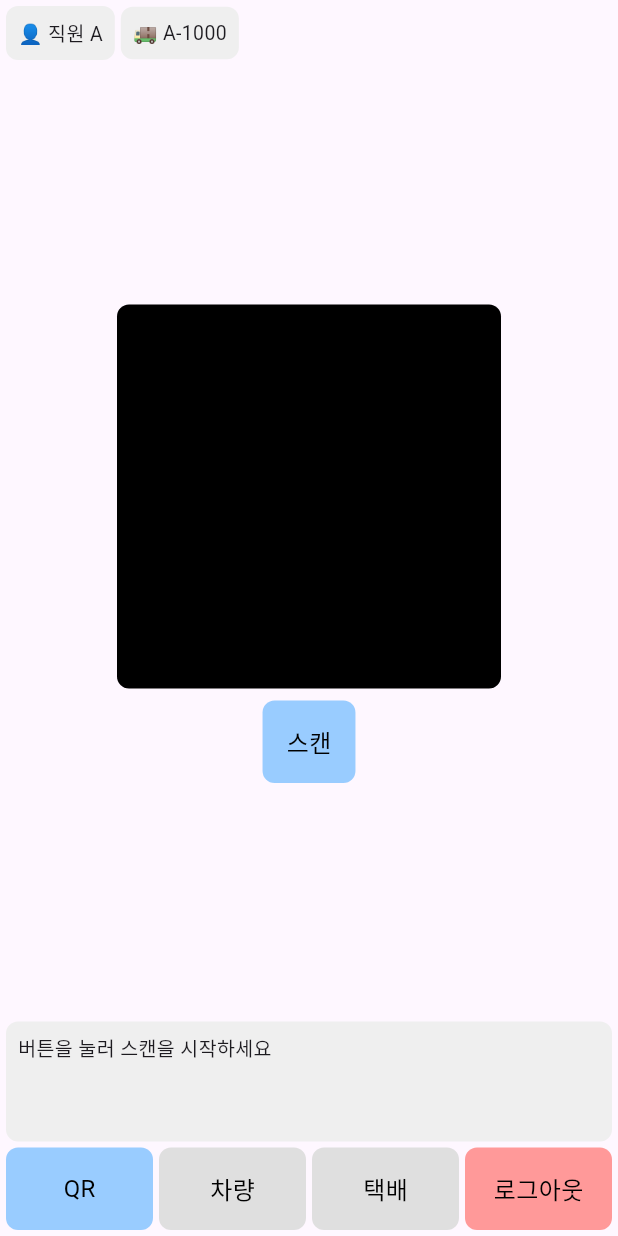
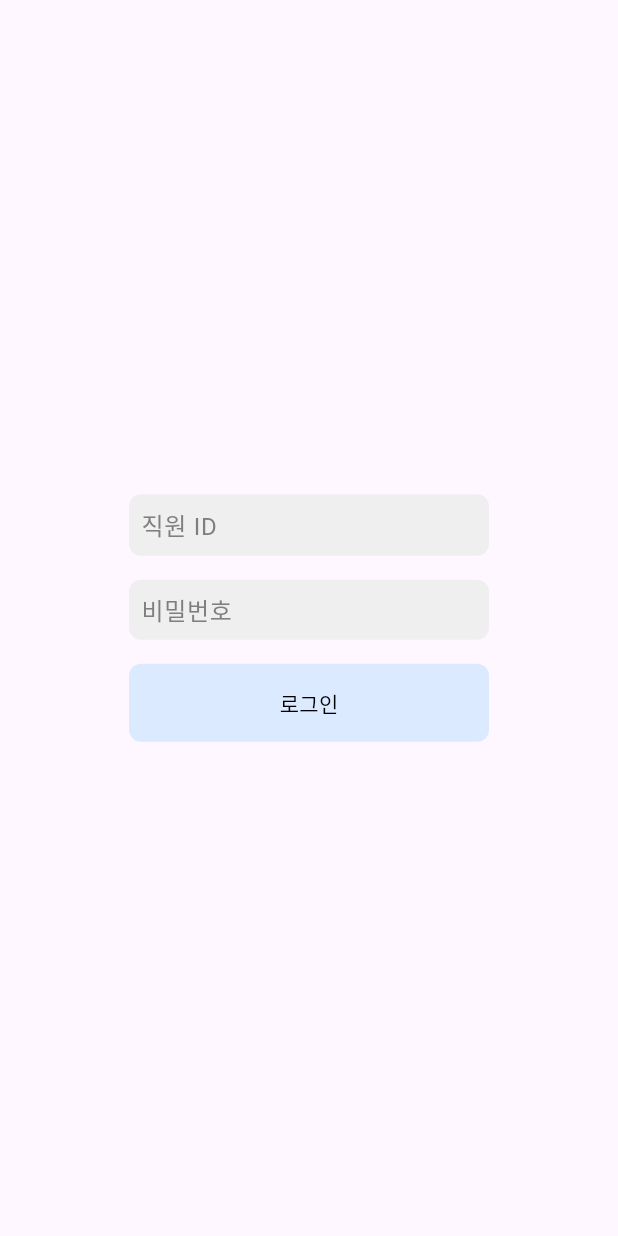
Before and after one commit to baboyiban/flutter_app, a Flutter app: the screen it shows after launch, on a phone screen of 412 x 824 dp. Run offline on Flutter 3.47's test engine with Material 3 defaults, Android fonts, the phone set to English and light mode, and no system bars; our stand-ins replace flutter_dotenv, shared_preferences; missing offline and left inert: qr_code_scanner.

Commit message:
feature: login 기능

```diff
--- a/lib/constants/app_colors.dart
+++ b/lib/constants/app_colors.dart
@@ -10,4 +10,6 @@ class AppColors {
   static const Color green = Color(0xFFBFFFBF);
   static const Color black = Color(0xFF000000);
   static const Color shadow = Color(0x80000000);
+  static const Color darkGray = Color(0xFF7F7F7F);
+  static const Color darkRed = Color(0xFFFF3333);
 }
--- a/lib/main.dart
+++ b/lib/main.dart
@@ -1,20 +1,70 @@
 import 'package:flutter/material.dart';
+import 'package:flutter_dotenv/flutter_dotenv.dart';
+import 'package:shared_preferences/shared_preferences.dart';
 import 'screens/main_screen.dart';
+import 'screens/login_page.dart';
 
-void main() => runApp(const MyApp());
+Future<void> main() async {
+  WidgetsFlutterBinding.ensureInitialized();
+  await dotenv.load();
+  runApp(const MyApp());
+}
 
-class MyApp extends StatelessWidget {
+class MyApp extends StatefulWidget {
   const MyApp({super.key});
 
   @override
+  State<MyApp> createState() => _MyAppState();
+}
+
+class _MyAppState extends State<MyApp> {
+  bool _loggedIn = false;
+  bool _loading = true;
+
+  @override
+  void initState() {
+    super.initState();
+    _checkLogin();
+  }
+
+  Future<void> _checkLogin() async {
+    final prefs = await SharedPreferences.getInstance();
+    setState(() {
+      _loggedIn = prefs.getString('jwt_token') != null;
+      _loading = false;
+    });
+  }
+
+  void _onLoginSuccess() {
+    setState(() {
+      _loggedIn = true;
+    });
+  }
+
+  void _onLogout() async {
+    final prefs = await SharedPreferences.getInstance();
+    await prefs.remove('jwt_token');
+    setState(() {
+      _loggedIn = false;
+    });
+  }
+
+  @override
   Widget build(BuildContext context) {
+    if (_loading) {
+      return const MaterialApp(
+        home: Scaffold(body: Center(child: CircularProgressIndicator())),
+      );
+    }
     return MaterialApp(
       title: 'Multi Screen App',
       theme: ThemeData(
         primarySwatch: Colors.blue,
         visualDensity: VisualDensity.adaptivePlatformDensity,
       ),
-      home: const MainScreen(),
+      home: _loggedIn
+          ? MainScreen(onLogout: _onLogout)
+          : LoginPage(onLoginSuccess: _onLoginSuccess),
     );
   }
 }
--- /dev/null
+++ b/lib/screens/login_page.dart
@@ -0,0 +1,151 @@
+import 'package:flutter/material.dart';
+import 'package:flutter_app/constants/app_colors.dart';
+import 'package:http/http.dart' as http;
+import 'dart:convert';
+import 'package:shared_preferences/shared_preferences.dart';
+import 'package:flutter_dotenv/flutter_dotenv.dart';
+
+class LoginPage extends StatefulWidget {
+  final VoidCallback onLoginSuccess;
+  const LoginPage({super.key, required this.onLoginSuccess});
+
+  @override
+  State<LoginPage> createState() => _LoginPageState();
+}
+
+class _LoginPageState extends State<LoginPage> {
+  final _idController = TextEditingController();
+  final _pwController = TextEditingController();
+  bool _loading = false;
+  String? _error;
+
+  Future<void> _login() async {
+    setState(() {
+      _loading = true;
+      _error = null;
+    });
+
+    final apiUrl = dotenv.env['API_URL'];
+    final url = Uri.parse('$apiUrl/api/auth/login');
+    try {
+      final response = await http.post(
+        url,
+        headers: {'Content-Type': 'application/json'},
+        body: jsonEncode({
+          'employee_id': int.tryParse(_idController.text.trim()),
+          'password': _pwController.text.trim(),
+        }),
+      );
+      if (response.statusCode == 200) {
+        final data = jsonDecode(response.body);
+        final prefs = await SharedPreferences.getInstance();
+        await prefs.setString('jwt_token', data['token']);
+        widget.onLoginSuccess();
+      } else {
+        final data = jsonDecode(response.body);
+        setState(() => _error = data['error'] ?? '로그인 실패');
+      }
+    } catch (e) {
+      setState(() => _error = '네트워크 오류: $e');
+    } finally {
+      setState(() => _loading = false);
+    }
+  }
+
+  @override
+  Widget build(BuildContext context) {
+    const double fieldWidth = 240;
+    const double borderRadius = 8;
+    const double gap = 16;
+
+    return Scaffold(
+      body: Center(
+        child: Column(
+          mainAxisSize: MainAxisSize.min,
+          children: [
+            // 직원 ID 입력
+            Container(
+              width: fieldWidth,
+              margin: const EdgeInsets.only(bottom: gap),
+              decoration: BoxDecoration(
+                color: AppColors.gray,
+                borderRadius: BorderRadius.circular(borderRadius),
+              ),
+              padding: const EdgeInsets.all(8),
+              alignment: Alignment.centerLeft,
+              child: TextField(
+                controller: _idController,
+                keyboardType: TextInputType.number,
+                style: const TextStyle(color: AppColors.black), // text-gray-400
+                decoration: const InputDecoration(
+                  border: InputBorder.none,
+                  hintText: '직원 ID',
+                  hintStyle: TextStyle(color: AppColors.darkGray),
+                  isDense: true,
+                  contentPadding: EdgeInsets.zero,
+                ),
+              ),
+            ),
+            // 비밀번호 입력
+            Container(
+              width: fieldWidth,
+              margin: const EdgeInsets.only(bottom: gap),
+              decoration: BoxDecoration(
+                color: AppColors.gray, // bg-gray-100
+                borderRadius: BorderRadius.circular(borderRadius),
+              ),
+              padding: const EdgeInsets.all(8),
+              alignment: Alignment.centerLeft,
+              child: TextField(
+                controller: _pwController,
+                obscureText: true,
+                style: const TextStyle(color: AppColors.black),
+                decoration: const InputDecoration(
+                  border: InputBorder.none,
+                  hintText: '비밀번호',
+                  hintStyle: TextStyle(color: AppColors.darkGray),
+                  isDense: true,
+                  contentPadding: EdgeInsets.zero,
+                ),
+              ),
+            ),
+            if (_error != null)
+              Padding(
+                padding: const EdgeInsets.only(bottom: gap),
+                child: Text(_error!, style: const TextStyle(color: Colors.red)),
+              ),
+            // 로그인 버튼
+            Container(
+              width: fieldWidth,
+              decoration: BoxDecoration(
+                color: const Color(0xFFDBEAFE), // bg-blue-100
+                borderRadius: BorderRadius.circular(borderRadius),
+              ),
+              padding: const EdgeInsets.all(8),
+              alignment: Alignment.center,
+              child: GestureDetector(
+                onTap: _loading ? null : _login,
+                child: Padding(
+                  padding: const EdgeInsets.all(8),
+                  child: _loading
+                      ? const SizedBox(
+                          width: 20,
+                          height: 20,
+                          child: CircularProgressIndicator(strokeWidth: 2),
+                        )
+                      : const Text(
+                          '로그인',
+                          style: TextStyle(
+                            color: Colors.black,
+                            fontWeight: FontWeight.w500,
+                          ),
+                        ),
+                ),
+              ),
+            ),
+          ],
+        ),
+      ),
+    );
+  }
+}
--- a/lib/screens/main_screen.dart
+++ b/lib/screens/main_screen.dart
@@ -7,7 +7,8 @@ import 'package_page.dart';
 import 'vehicle_page.dart';
 
 class MainScreen extends StatefulWidget {
-  const MainScreen({super.key});
+  final VoidCallback? onLogout;
+  const MainScreen({super.key, this.onLogout});
 
   @override
   State<MainScreen> createState() => _MainScreenState();
@@ -25,6 +26,7 @@ class _MainScreenState extends State<MainScreen> {
   @override
   Widget build(BuildContext context) {
     return Scaffold(
+      resizeToAvoidBottomInset: false, // 이 줄 추가!
       body: SafeArea(
         child: Column(
           children: [
@@ -33,6 +35,7 @@ class _MainScreenState extends State<MainScreen> {
             CustomBottomNavigationBar(
               currentScreen: currentScreen,
               onScreenChanged: _changeScreen,
+              onLogout: widget.onLogout,
             ),
           ],
         ),
--- a/lib/screens/qr_scanner_page.dart
+++ b/lib/screens/qr_scanner_page.dart
@@ -1,4 +1,5 @@
 import 'package:flutter/material.dart';
+import 'package:flutter_dotenv/flutter_dotenv.dart';
 import 'package:qr_code_scanner/qr_code_scanner.dart';
 import 'package:http/http.dart' as http;
 import 'dart:async';
@@ -6,6 +7,8 @@ import 'dart:convert';
 import '../widgets/qr_scanner_view.dart';
 import '../widgets/scan_control_button.dart';
 import '../widgets/scan_result_display.dart';
+
+final String apiUrl = dotenv.env['API_URL']!;
 
 class QRScannerPage extends StatefulWidget {
   const QRScannerPage({super.key});
@@ -49,7 +52,7 @@ class _QRScannerPageState extends State<QRScannerPage> {
 
     // 1. 스캔 전 차량 상태 확인
     try {
-      const String vehicleApiUrl = 'https://choidaruhan.xyz/api/vehicle/1000';
+      final String vehicleApiUrl = '$apiUrl/api/vehicle/1000';
       final vehicleResponse = await http
           .get(Uri.parse(vehicleApiUrl))
           .timeout(const Duration(seconds: 5));
@@ -115,8 +118,9 @@ class _QRScannerPageState extends State<QRScannerPage> {
     return Column(
       children: [
         Expanded(
+          child: Center(
             child: Column(
-            mainAxisAlignment: MainAxisAlignment.center,
+              mainAxisSize: MainAxisSize.min,
               children: [
                 QRScannerView(
                   key: const ValueKey('qr_view'),
@@ -124,11 +128,13 @@ class _QRScannerPageState extends State<QRScannerPage> {
                   qrKey: qrKey,
                   onViewCreated: _onQRViewCreated,
                 ),
+                const SizedBox(height: 8),
                 ScanControlButton(
                   isScanning: isScanning,
-                onPressed: _toggleScan, // 항상 활성화
+                  onPressed: _toggleScan,
                 ),
               ],
+            ),
           ),
         ),
         ScanResultDisplay(result: result),
```
Also changed, not shown: lib/widgets/custom_bottom_navigation_bar.dart (+7 -1 lines), pubspec.yaml (+5 -3 lines), pubspec.lock, 2 other files. Lines whose indentation alone changed are shown as unchanged.
